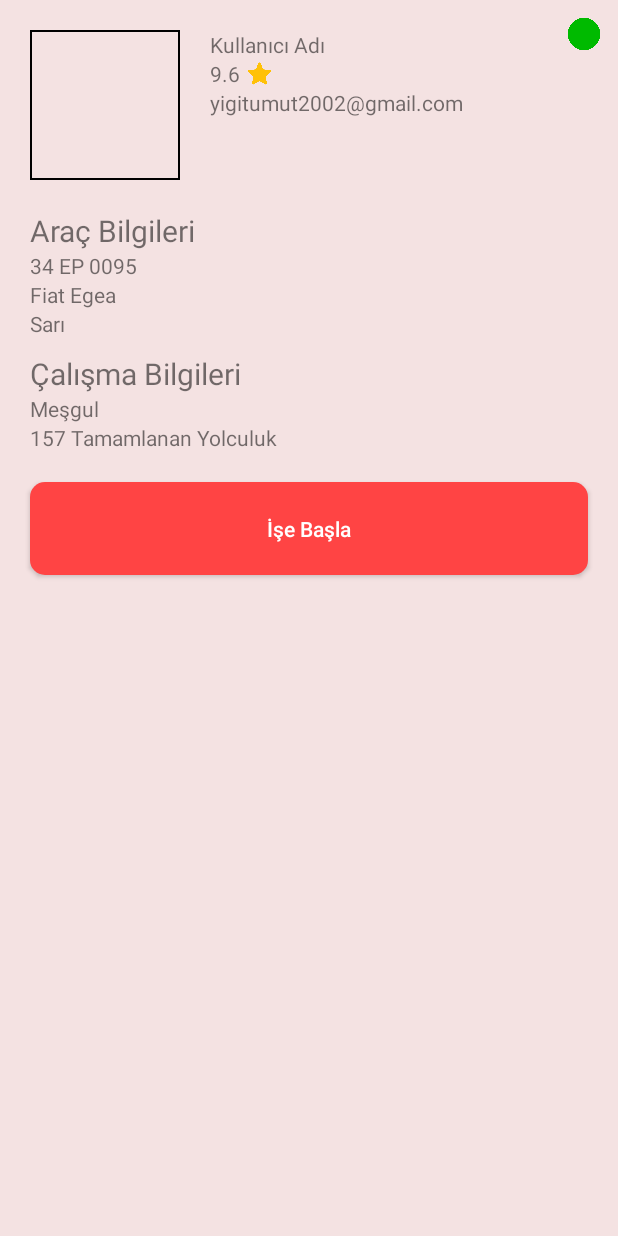
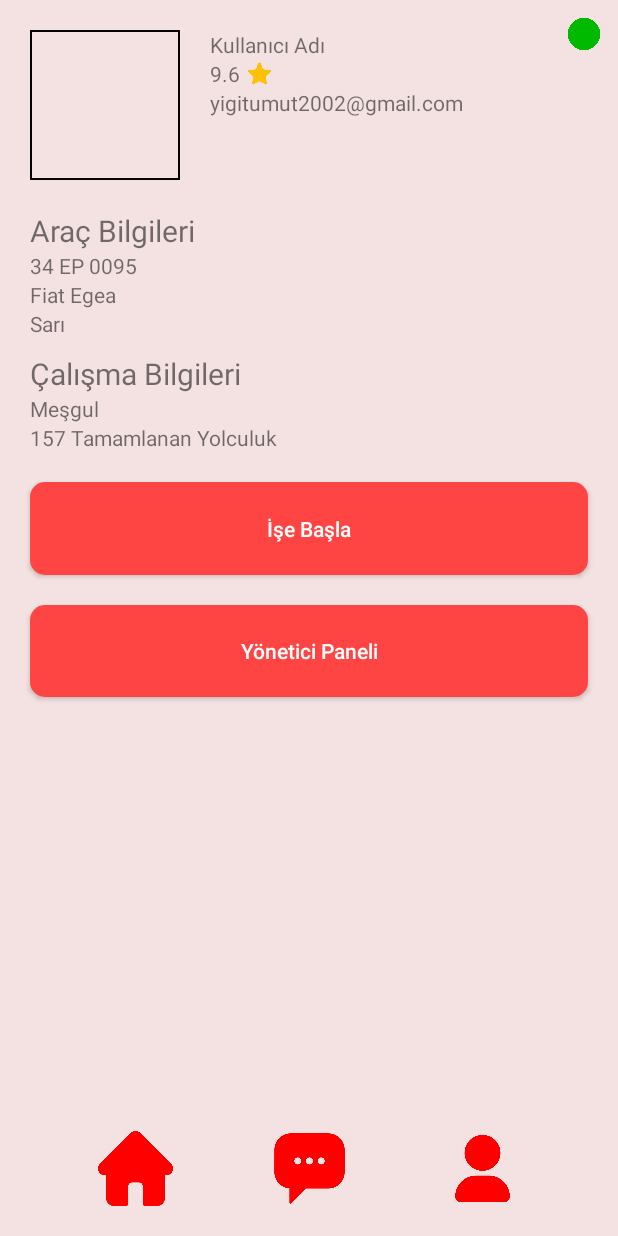
Before and after one commit to umutyigitcan/TaxiDriverManager, an Android app: the ProfileFragment screen opened through its navigation route, on a phone screen of 412 x 824 dp. Run offline under Robolectric (Android 15) with nearby library versions, the phone set to English and light mode, and no system bars; 5 statements that could not run were skipped.

Commit message:
Taxi and admin messaging screen design completed.

```diff
--- a/app/build.gradle.kts
+++ b/app/build.gradle.kts
@@ -6,6 +6,9 @@ plugins {
 android {
     namespace = "com.example.taxidrivercontrol"
     compileSdk = 35
+    buildFeatures{
+        viewBinding=true
+    }
 
     defaultConfig {
         applicationId = "com.example.taxidrivercontrol"
--- /dev/null
+++ b/app/src/main/java/com/example/taxidrivercontrol/SelectTaxiDriverData.kt
@@ -0,0 +1,4 @@
+package com.example.taxidrivercontrol
+
+data class SelectTaxiDriverData(var taxiDriverName:String) {
+}
--- /dev/null
+++ b/app/src/main/java/com/example/taxidrivercontrol/SelectTaxiDriverFragment.kt
@@ -0,0 +1,36 @@
+package com.example.taxidrivercontrol
+
+import android.os.Bundle
+import androidx.fragment.app.Fragment
+import android.view.LayoutInflater
+import android.view.View
+import android.view.ViewGroup
+import androidx.recyclerview.widget.StaggeredGridLayoutManager
+import com.example.taxidrivercontrol.databinding.FragmentSelectTaxiDriverBinding
+
+
+class SelectTaxiDriverFragment : Fragment() {
+
+    private lateinit var binding:FragmentSelectTaxiDriverBinding
+    private lateinit var adapter:SelectTaxiDriverRVAdapter
+    private lateinit var dataList:ArrayList<SelectTaxiDriverData>
+    override fun onCreateView(inflater: LayoutInflater, container: ViewGroup?, savedInstanceState: Bundle?): View? {
+        binding=FragmentSelectTaxiDriverBinding.inflate(inflater,container,false)
+        dataList=ArrayList()
+        binding.rv.setHasFixedSize(true)
+        binding.rv.layoutManager=StaggeredGridLayoutManager(1,StaggeredGridLayoutManager.VERTICAL)
+
+        var a1=SelectTaxiDriverData("Umut Yiğit")
+        var a2=SelectTaxiDriverData("Enes Bayır")
+        var a3=SelectTaxiDriverData("Can Atıl")
+        dataList.add(a1)
+        dataList.add(a2)
+        dataList.add(a3)
+        adapter=SelectTaxiDriverRVAdapter(requireContext(),dataList)
+        binding.rv.adapter=adapter
+
+        return binding.root
+    }
+
+
+}
--- a/app/src/main/res/layout/fragment_profile.xml
+++ b/app/src/main/res/layout/fragment_profile.xml
@@ -6,6 +6,39 @@
     android:background="#F4E2E2"
     android:layout_height="match_parent"
     tools:context=".ProfileFragment">
+
+    <Button
+        android:layout_width="50dp"
+        android:layout_height="50dp"
+        app:layout_constraintEnd_toStartOf="@id/profile"
+        app:layout_constraintStart_toEndOf="@id/home"
+        app:layout_constraintBottom_toBottomOf="parent"
+        android:background="@drawable/chat"
+        android:layout_marginBottom="20dp"
+        android:id="@+id/chat"/>
+    <Button
+        android:layout_width="50dp"
+        android:layout_height="50dp"
+        app:layout_constraintEnd_toStartOf="@id/chat"
+        app:layout_constraintStart_toStartOf="parent"
+        app:layout_constraintBottom_toBottomOf="parent"
+        android:background="@drawable/home"
+        android:layout_marginBottom="20dp"
+        android:id="@+id/home"/>
+
+
+
+
+
+    <Button
+        android:layout_width="50dp"
+        android:layout_height="50dp"
+        app:layout_constraintEnd_toEndOf="parent"
+        app:layout_constraintBottom_toBottomOf="parent"
+        android:background="@drawable/profile"
+        android:layout_marginBottom="20dp"
+        app:layout_constraintStart_toEndOf="@id/chat"
+        android:id="@+id/profile"/>
 
     <ImageView
         android:layout_width="100dp"
@@ -132,9 +165,25 @@
         android:text="İşe Başla"
         android:textColor="@color/white"
         android:textAllCaps="false"
+        android:id="@+id/startWork"
         app:layout_constraintStart_toStartOf="parent"
         app:layout_constraintEnd_toEndOf="parent"
         app:layout_constraintTop_toBottomOf="@id/completedJourney"
+        />
+
+    <Button
+        android:layout_width="match_parent"
+        android:layout_height="0dp"
+        app:layout_constraintHeight_percent="0.075"
+        android:layout_margin="20dp"
+        android:background="@drawable/ilerishapepaddingaz"
+        android:text="Yönetici Paneli"
+        android:textColor="@color/white"
+        android:textAllCaps="false"
+        android:id="@+id/adminPanel"
+        app:layout_constraintStart_toStartOf="parent"
+        app:layout_constraintEnd_toEndOf="parent"
+        app:layout_constraintTop_toBottomOf="@id/startWork"
         />
 
 
@@ -145,4 +194,6 @@
 
 
 
+
+
 </androidx.constraintlayout.widget.ConstraintLayout>
--- a/app/src/main/res/navigation/nav.xml
+++ b/app/src/main/res/navigation/nav.xml
@@ -3,7 +3,7 @@
     xmlns:app="http://schemas.android.com/apk/res-auto"
     xmlns:tools="http://schemas.android.com/tools"
     android:id="@+id/nav"
-    app:startDestination="@id/homePage">
+    app:startDestination="@id/selectTaxiDriverFragment">
 
     <fragment
         android:id="@+id/loginPage"
@@ -27,10 +27,35 @@
         <action
             android:id="@+id/action_homePage_to_profileFragment"
             app:destination="@id/profileFragment" />
+        <action
+            android:id="@+id/action_homePage_to_taxiDriverChatFragment"
+            app:destination="@id/taxiDriverChatFragment" />
+        <action
+            android:id="@+id/action_homePage_to_selectTaxiDriverFragment"
+            app:destination="@id/selectTaxiDriverFragment" />
     </fragment>
     <fragment
         android:id="@+id/profileFragment"
         android:name="com.example.taxidrivercontrol.ProfileFragment"
         android:label="fragment_profile"
         tools:layout="@layout/fragment_profile" />
+    <fragment
+        android:id="@+id/taxiDriverChatFragment"
+        android:name="com.example.taxidrivercontrol.TaxiDriverChatFragment"
+        android:label="fragment_taxi_driver_chat"
+        tools:layout="@layout/fragment_taxi_driver_chat" />
+    <fragment
+        android:id="@+id/managerChatFragment"
+        android:name="com.example.taxidrivercontrol.ManagerChatFragment"
+        android:label="fragment_manager_chat"
+        tools:layout="@layout/fragment_manager_chat" />
+    <fragment
+        android:id="@+id/selectTaxiDriverFragment"
+        android:name="com.example.taxidrivercontrol.SelectTaxiDriverFragment"
+        android:label="fragment_select_taxi_driver"
+        tools:layout="@layout/fragment_select_taxi_driver" >
+        <action
+            android:id="@+id/action_selectTaxiDriverFragment_to_managerChatFragment"
+            app:destination="@id/managerChatFragment" />
+    </fragment>
 </navigation>
```
Also changed, not shown: app/src/main/java/com/example/taxidrivercontrol/ManagerChatFragment.kt (added, +59 -0 lines), app/src/main/java/com/example/taxidrivercontrol/SelectTaxiDriverRVAdapter.kt (added, +36 -0 lines), app/src/main/java/com/example/taxidrivercontrol/TaxiDriverChatFragment.kt (added, +59 -0 lines), app/src/main/res/layout/fragment_home_page.xml (+26 -1 lines), app/src/main/res/layout/fragment_manager_chat.xml (added, +56 -0 lines), app/src/main/res/layout/fragment_select_taxi_driver.xml (added, +73 -0 lines), app/src/main/res/layout/fragment_taxi_driver_chat.xml (added, +60 -0 lines), app/src/main/res/layout/messagecardview.xml (added, +34 -0 lines), app/src/main/res/layout/selectdrivercardview.xml (added, +36 -0 lines), app/src/main/res/drawable/chat2.png (added), app/src/main/res/drawable/home.png (added), app/src/main/res/drawable/send.png (added).
